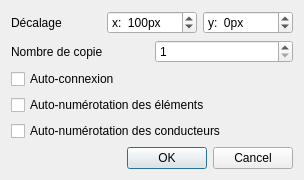
The window that sources/ui/multipastedialog.ui (qelectrotech/qelectrotech-source-mirror) describes before a commit, drawn with Qt 5.
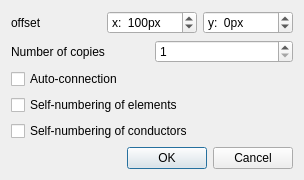
The same window after the commit.

What changed in the file:
```diff
--- a/sources/ui/multipastedialog.ui
+++ b/sources/ui/multipastedialog.ui
@@ -19,7 +19,7 @@
      <item>
       <widget class="QLabel" name="label">
        <property name="text">
-        <string>Décalage</string>
+        <string>offset</string>
        </property>
       </widget>
      </item>
@@ -74,7 +74,7 @@
      <item>
       <widget class="QLabel" name="label_2">
        <property name="text">
-        <string>Nombre de copie</string>
+        <string>Number of copies</string>
        </property>
       </widget>
      </item>
@@ -90,21 +90,21 @@
    <item>
     <widget class="QCheckBox" name="m_auto_connection_cb">
      <property name="text">
-      <string>Auto-connexion</string>
+      <string>Auto-connection</string>
      </property>
     </widget>
    </item>
    <item>
     <widget class="QCheckBox" name="m_auto_num_cb">
      <property name="text">
-      <string>Auto-numérotation des éléments</string>
+      <string>Self-numbering of elements</string>
      </property>
     </widget>
    </item>
    <item>
     <widget class="QCheckBox" name="m_auto_num_cond_cb">
      <property name="text">
-      <string>Auto-numérotation des conducteurs</string>
+      <string>Self-numbering of conductors</string>
      </property>
     </widget>
    </item>
```
Left out of the diff: 2 changed lines with no effect on the pictures.
